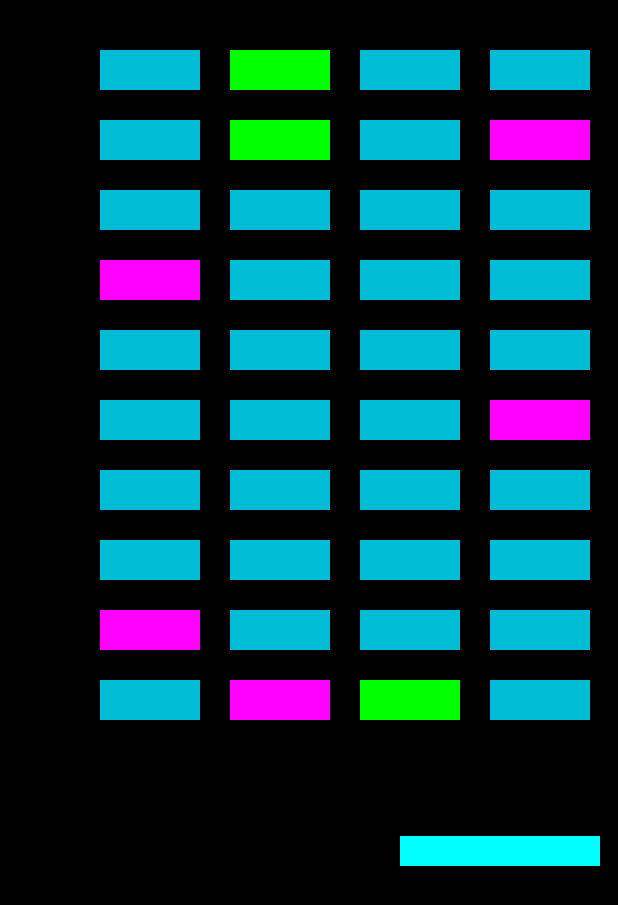
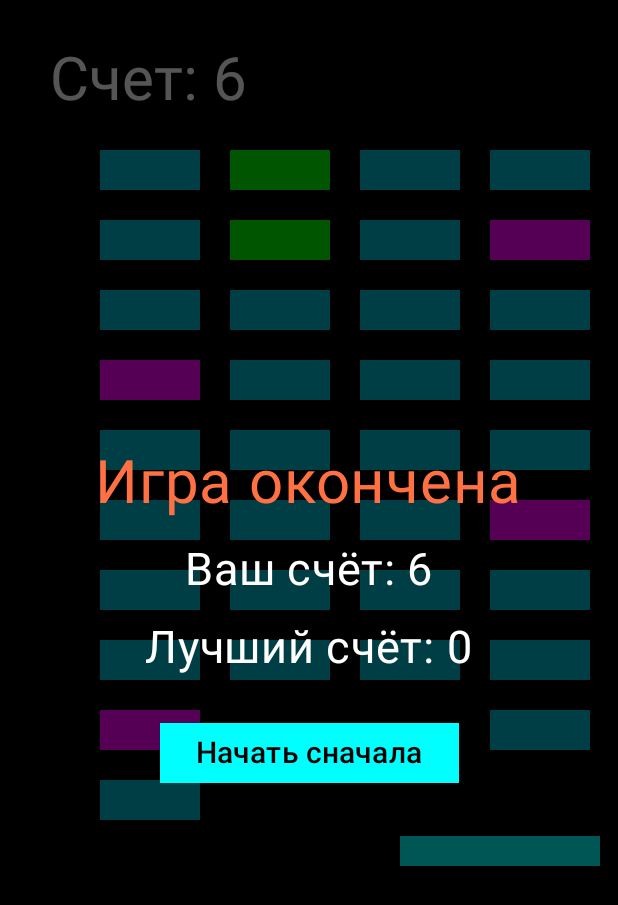
Before and after one commit to mnnogo/arcanoid_android, an Android app built with Jetpack Compose: the screen it shows after launch (MainActivity), on a phone screen of 412 x 824 dp. Shown: the top 905 px of the screen. Run offline under Robolectric (Android 15) with nearby library versions, the phone set to English and light mode, and no system bars.

Commit message:
добавление системы очков и экран завершения игры

```diff
--- a/app/src/main/java/com/example/arcanoid/MainActivity.kt
+++ b/app/src/main/java/com/example/arcanoid/MainActivity.kt
@@ -1,5 +1,6 @@
 package com.example.arcanoid
 
+import android.graphics.Paint
 import android.os.Bundle
 import androidx.activity.ComponentActivity
 import androidx.activity.compose.setContent
@@ -7,25 +8,41 @@ import androidx.activity.enableEdgeToEdge
 import androidx.compose.foundation.Canvas
 import androidx.compose.foundation.background
 import androidx.compose.foundation.gestures.detectDragGestures
+import androidx.compose.foundation.layout.Box
+import androidx.compose.foundation.layout.Column
 import androidx.compose.foundation.layout.fillMaxSize
 import androidx.compose.foundation.layout.padding
+import androidx.compose.material3.Button
+import androidx.compose.material3.ButtonDefaults
 import androidx.compose.material3.Scaffold
+import androidx.compose.material3.Text
 import androidx.compose.runtime.Composable
 import androidx.compose.runtime.LaunchedEffect
 import androidx.compose.runtime.getValue
 import androidx.compose.runtime.mutableFloatStateOf
+import androidx.compose.runtime.mutableIntStateOf
 import androidx.compose.runtime.mutableStateListOf
+import androidx.compose.runtime.mutableStateOf
 import androidx.compose.runtime.remember
 import androidx.compose.runtime.setValue
+import androidx.compose.ui.Alignment
 import androidx.compose.ui.Modifier
 import androidx.compose.ui.geometry.Offset
 import androidx.compose.ui.geometry.Size
 import androidx.compose.ui.graphics.Color
+import androidx.compose.ui.graphics.RectangleShape
+import androidx.compose.ui.graphics.nativeCanvas
 import androidx.compose.ui.input.pointer.pointerInput
 import androidx.compose.ui.tooling.preview.Preview
+import androidx.compose.ui.unit.dp
+import androidx.compose.ui.unit.sp
 import com.example.arcanoid.ui.theme.ArcanoidTheme
 import kotlinx.coroutines.delay
 import kotlin.random.Random
+
+// текст с очками
+const val SCORE_TOP_PADDING = 100f
+const val SCORE_LEFT_PADDING = 50f
 
 // ракетка
 const val PADDLE_INIT_X = 400f
@@ -33,6 +50,7 @@ const val PADDLE_INIT_WIDTH = 200f
 const val PADDLE_HEIGHT = 30f
 const val PADDLE_BOTTOM_PADDING = 400f
 val PADDLE_COLOR = Color.Cyan
+const val WIDER_PADDLE_BONUS = 50f
 
 // мяч
 const val BALL_RADIUS = 20f
@@ -48,7 +66,7 @@ const val BLOCK_ROWS = 10
 const val BLOCK_COLUMNS = 7
 const val BLOCK_HORIZONTAL_SPACING = 30f
 const val BLOCK_VERTICAL_SPACING = 30f
-const val BLOCK_MARGIN_TOP = 50f
+const val BLOCK_MARGIN_TOP = 150f
 const val BLOCK_MARGIN_LEFT = 100f
 val NORMAL_BLOCK_COLOR = Color(0xFF00BCD4)
 val BONUS_EXTRA_BALL_BLOCK_COLOR = Color.Magenta
@@ -57,7 +75,6 @@ val BONUS_WIDER_PADDLE_COLOR = Color.Green
 // вероятности появления блоков
 const val CHANCE_EXTRA_BALL_BLOCK = 0.15f
 const val CHANCE_WIDER_PADDLE_BLOCK = 0.1f
-
 
 class MainActivity : ComponentActivity() {
     override fun onCreate(savedInstanceState: Bundle?) {
@@ -80,39 +97,28 @@ fun ArkanoidGameScreen(modifier: Modifier = Modifier) {
     /*
     * инициализация начального состояния (state) поля
     */
+    var score by remember { mutableIntStateOf(0) }
+    var isGameOver by remember { mutableStateOf(false) }
+
     var paddleWidth = PADDLE_INIT_WIDTH
     var canvasWidth by remember { mutableFloatStateOf(0f) }
     var canvasHeight by remember { mutableFloatStateOf(0f) }
     var paddleX by remember { mutableFloatStateOf(PADDLE_INIT_X) }
-    var balls = remember {
-        mutableStateListOf(
-            Ball(position = BALL_INIT_POSITION, velocity = BALL_INIT_VELOCITY)
-        )
-    }
-    val blocks = remember {
-        mutableStateListOf<Block>().apply {
-            for (row in 0 until BLOCK_ROWS) {
-                for (col in 0 until BLOCK_COLUMNS) {
-                    // случайное определение типа блока
-                    val type = when {
-                        Random.nextFloat() < CHANCE_EXTRA_BALL_BLOCK -> BlockType.BONUS_EXTRA_BALL
-                        Random.nextFloat() < CHANCE_WIDER_PADDLE_BLOCK -> BlockType.BONUS_WIDER_PADDLE
-                        else -> BlockType.NORMAL
-                    }
-                    add(
-                        Block(
-                            x = col * (BLOCK_WIDTH + BLOCK_HORIZONTAL_SPACING) + BLOCK_MARGIN_LEFT,
-                            y = row * (BLOCK_HEIGHT + BLOCK_VERTICAL_SPACING) + BLOCK_MARGIN_TOP,
-                            width = BLOCK_WIDTH,
-                            height = BLOCK_HEIGHT,
-                            type = type
-                        )
-                    )
-                }
-            }
-        }
+    val balls = remember { mutableStateListOf(Ball( BALL_INIT_POSITION, BALL_INIT_VELOCITY))}
+    val blocks = remember { mutableStateListOf<Block>().apply { initializeBlocks(this) } }
+
+    fun restartGame() {
+        score = 0
+        isGameOver = false
+        paddleWidth = PADDLE_INIT_WIDTH
+        paddleX = PADDLE_INIT_X
+        balls.clear()
+        balls.add(Ball(BALL_INIT_POSITION, BALL_INIT_VELOCITY))
+        blocks.clear()
+        initializeBlocks(blocks)
     }
 
+    Box(modifier = Modifier.fillMaxSize()) {
         Canvas(
             modifier = modifier
                 .fillMaxSize()
@@ -166,6 +172,29 @@ fun ArkanoidGameScreen(modifier: Modifier = Modifier) {
                     )
                 }
             }
+
+            // отрисовка очков
+            drawContext.canvas.nativeCanvas.apply {
+                drawText(
+                    "Счет: $score",
+                    SCORE_LEFT_PADDING,
+                    SCORE_TOP_PADDING,
+                    Paint().apply {
+                        color = android.graphics.Color.WHITE
+                        textSize = 60f
+                        isAntiAlias = true
+                    }
+                )
+            }
+        }
+
+        if (isGameOver) {
+            GameOverPanel(
+                score = score,
+                bestScore = 0,
+                onRestart = { restartGame() }
+            )
+        }
     }
 
     // цикл обновления игры
@@ -206,6 +235,7 @@ fun ArkanoidGameScreen(modifier: Modifier = Modifier) {
                         if (hit) {
                             block.isDestroyed = true
                             ball.velocity = ball.velocity.copy(y = -ball.velocity.y)
+                            score++
 
                             // добавление нового мяча при столкновении с бонусным
                             if (block.type == BlockType.BONUS_EXTRA_BALL) {
@@ -216,13 +246,18 @@ fun ArkanoidGameScreen(modifier: Modifier = Modifier) {
                                     )
                                 )
                             } else if (block.type == BlockType.BONUS_WIDER_PADDLE) {
-                                paddleWidth += 50f // увеличиваем ширину
+                                paddleWidth += WIDER_PADDLE_BONUS
                             }
                         }
                     }
                 }
             }
             balls.addAll(newBalls)
+
+            // проверка окончания игры
+            if (blocks.all { it.isDestroyed } || balls.all { it.position.y - BALL_RADIUS > canvasHeight }) {
+                isGameOver = true
+            }
 
             delay(16L)
         }
@@ -236,3 +271,71 @@ fun ArkanoidGamePreview() {
         ArkanoidGameScreen()
     }
 }
+
+@Composable
+fun GameOverPanel(score: Int, bestScore: Int, onRestart: () -> Unit) {
+    Box(
+        Modifier
+            .fillMaxSize()
+            .background(Color(0xAA000000)) // полупрозрачный фон
+    ) {
+        Column(
+            modifier = Modifier.align(Alignment.Center),
+            horizontalAlignment = Alignment.CenterHorizontally
+        ) {
+            Text(
+                "Игра окончена",
+                color = Color(0xFFFF7043),
+                fontSize = 40.sp,
+                modifier = Modifier.padding(bottom = 16.dp)
+            )
+            Text(
+                "Ваш счёт: $score",
+                color = Color.White,
+                fontSize = 30.sp,
+                modifier = Modifier.padding(bottom = 16.dp)
+            )
+            Text(
+                "Лучший счёт: $bestScore",
+                color = Color.White,
+                fontSize = 30.sp,
+                modifier = Modifier.padding(bottom = 20.dp)
+            )
+            Button(
+                onClick = onRestart,
+                modifier = Modifier.padding(top = 8.dp),
+                shape = RectangleShape,
+                colors = ButtonDefaults.buttonColors(
+                    containerColor = Color(0xFF00FFFF)
+                )
+            ) {
+                Text(
+                    "Начать сначала",
+                    color = Color.Black,
+                    fontSize = 20.sp
+                )
+            }
+        }
+    }
+}
+
+fun initializeBlocks(list: MutableList<Block>) {
+    for (row in 0 until BLOCK_ROWS) {
+        for (col in 0 until BLOCK_COLUMNS) {
+            val type = when {
+                Random.nextFloat() < CHANCE_EXTRA_BALL_BLOCK -> BlockType.BONUS_EXTRA_BALL
+                Random.nextFloat() < CHANCE_WIDER_PADDLE_BLOCK -> BlockType.BONUS_WIDER_PADDLE
+                else -> BlockType.NORMAL
+            }
+            list.add(
+                Block(
+                    x = col * (BLOCK_WIDTH + BLOCK_HORIZONTAL_SPACING) + BLOCK_MARGIN_LEFT,
+                    y = row * (BLOCK_HEIGHT + BLOCK_VERTICAL_SPACING) + BLOCK_MARGIN_TOP,
+                    width = BLOCK_WIDTH,
+                    height = BLOCK_HEIGHT,
+                    type = type
+                )
+            )
+        }
+    }
+}
```
Lines whose indentation alone changed are shown as unchanged.
